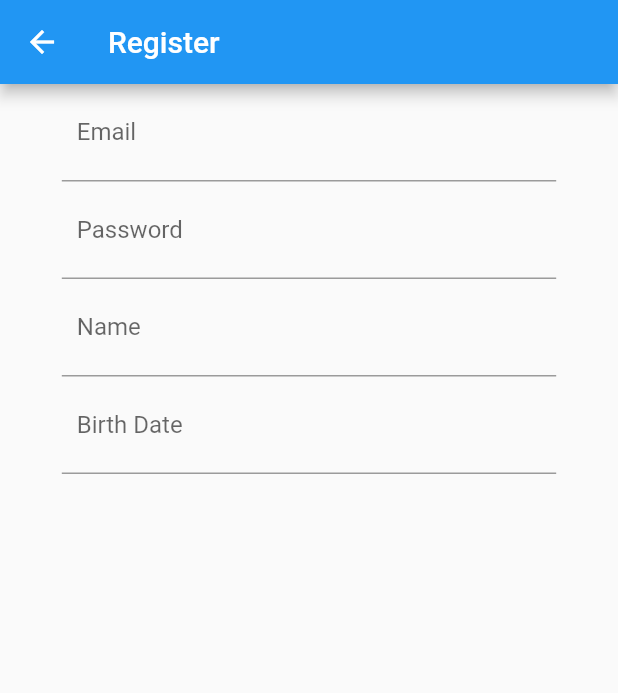
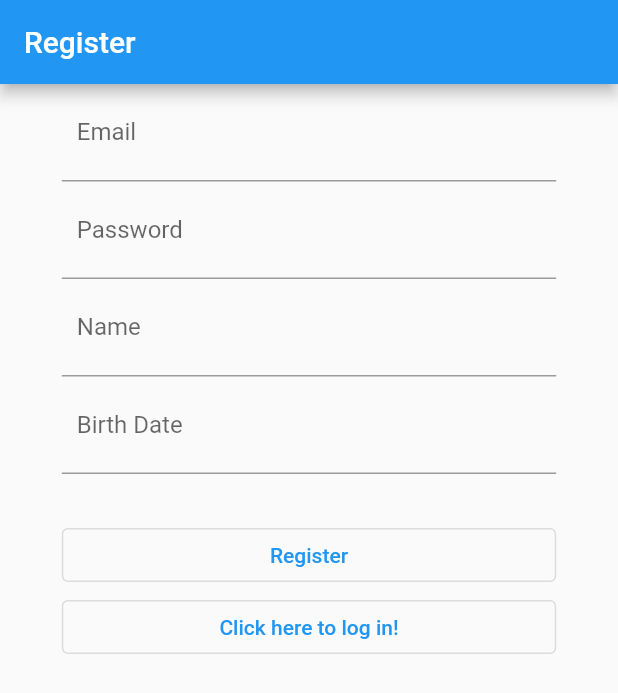
Before and after one commit to paste94/local_card_trading, a Flutter app: the screen it shows after launch, after a tap on "Click here to register!", on a phone screen of 412 x 824 dp. Shown: the top 693 px of the screen. Run offline on Flutter 3.47's test engine with Material 2 defaults, Android fonts, the phone set to English and light mode, and no system bars; our stand-ins replace bloc, cloud_firestore, equatable, firebase_auth, firebase_core, flutter_bloc and 3 more; accounts and stored records are empty; generated files the repository leaves out were written again.

Commit message:
Added and refactored goto button

```diff
--- a/lib/utils/widgets/auth/btn_register.dart
+++ b/lib/utils/widgets/auth/btn_register.dart
@@ -1,16 +1,25 @@
 part of 'auth_widgets.dart';
 
-class BtnRegister extends StatelessWidget {
-  const BtnRegister({super.key});
+class BtnGoTo extends StatelessWidget {
+  const BtnGoTo({
+    super.key,
+    required this.route,
+  });
+
+  final String route;
 
   @override
   Widget build(BuildContext context) {
     Size size = MediaQuery.of(context).size;
+    final String? text = route == ROUTE_REGISTER
+        ? AppLocalizations.of(context)?.click_to_register
+        : AppLocalizations.of(context)?.click_to_log_in;
     return SizedBox(
       width: size.width * REL_TXT_FLD_WIDTH,
       child: OutlinedButton(
-        onPressed: () => Navigator.of(context).pushNamed(ROUTE_REGISTER),
-        child: Text(AppLocalizations.of(context)?.click_to_register ?? ''),
+        onPressed: () => Navigator.of(context)
+            .pushNamedAndRemoveUntil(route, (route) => false),
+        child: Text(text ?? ''),
       ),
     );
   }
--- a/lib/utils/widgets/auth/btn_submit.dart
+++ b/lib/utils/widgets/auth/btn_submit.dart
@@ -8,7 +8,11 @@ class BtnSubmit extends StatelessWidget {
 
   @override
   Widget build(BuildContext context) {
-    Size size = MediaQuery.of(context).size;
+    final Size size = MediaQuery.of(context).size;
+    final String? text = status == Status.signIn
+        ? AppLocalizations.of(context)?.login
+        : AppLocalizations.of(context)?.register;
+
     return BlocBuilder<FormBloc, FormsValidate>(builder: (context, state) {
       return state.isLoading
           ? const Center(child: CircularProgressIndicator())
@@ -20,7 +24,7 @@ class BtnSubmit extends StatelessWidget {
                         .read<FormBloc>()
                         .add(FormSubmitted(value: status))
                     : null,
-                child: Text(AppLocalizations.of(context)?.login ?? ''),
+                child: Text(text ?? ''),
               ),
             );
     });
--- a/lib/views/auth/login_view/login.dart
+++ b/lib/views/auth/login_view/login.dart
@@ -3,6 +3,7 @@ import 'package:flutter_bloc/flutter_bloc.dart';
 import 'package:local_card_trading/bloc/form/form_bloc.dart';
 import 'package:flutter_gen/gen_l10n/app_localizations.dart';
 import 'package:local_card_trading/constants/auth_view_const.dart';
+import 'package:local_card_trading/constants/routes.dart';
 import 'package:local_card_trading/utils/widgets/auth/auth_widgets.dart';
 
 class LoginView extends StatelessWidget {
@@ -29,7 +30,7 @@ class LoginView extends StatelessWidget {
                 color: DIV_COLOR,
               ),
               BtnSubmit(status: Status.signIn),
-              BtnRegister(),
+              BtnGoTo(route: ROUTE_REGISTER),
             ],
           ),
         ),
--- a/lib/views/auth/register_view/register.dart
+++ b/lib/views/auth/register_view/register.dart
@@ -34,6 +34,8 @@ class RegisterView extends StatelessWidget {
                   height: 30,
                   color: Colors.transparent,
                 ),
+                BtnSubmit(status: Status.signUp),
+                BtnGoTo(route: ROUTE_LOGIN)
               ],
             ),
           ),
```
